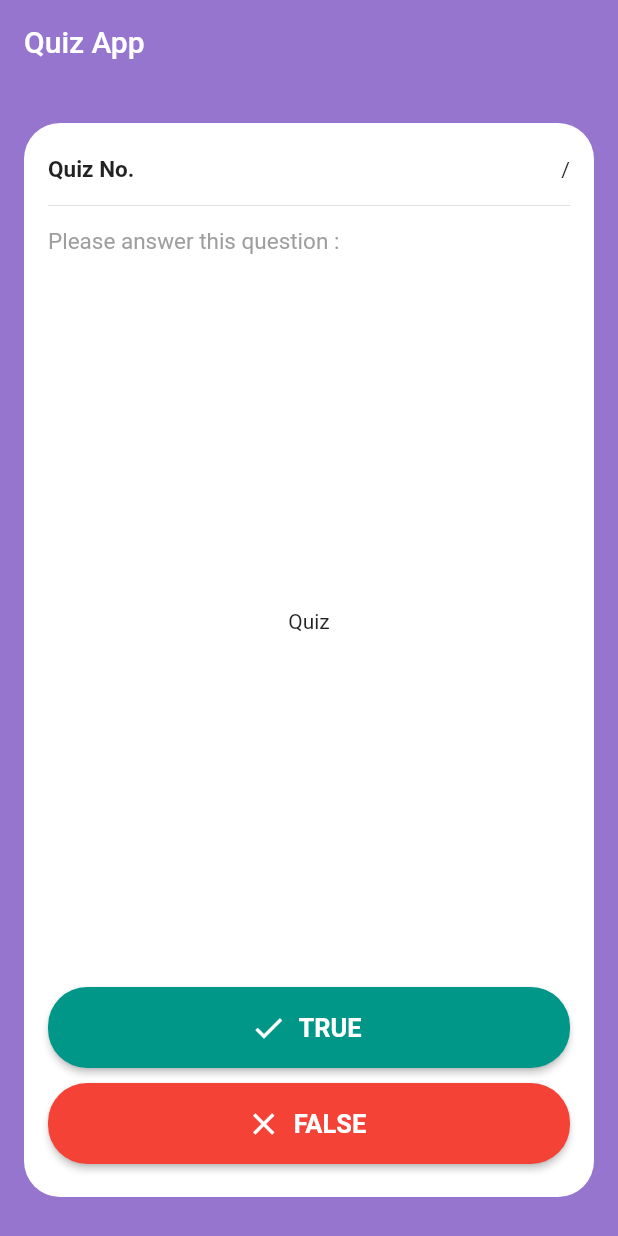
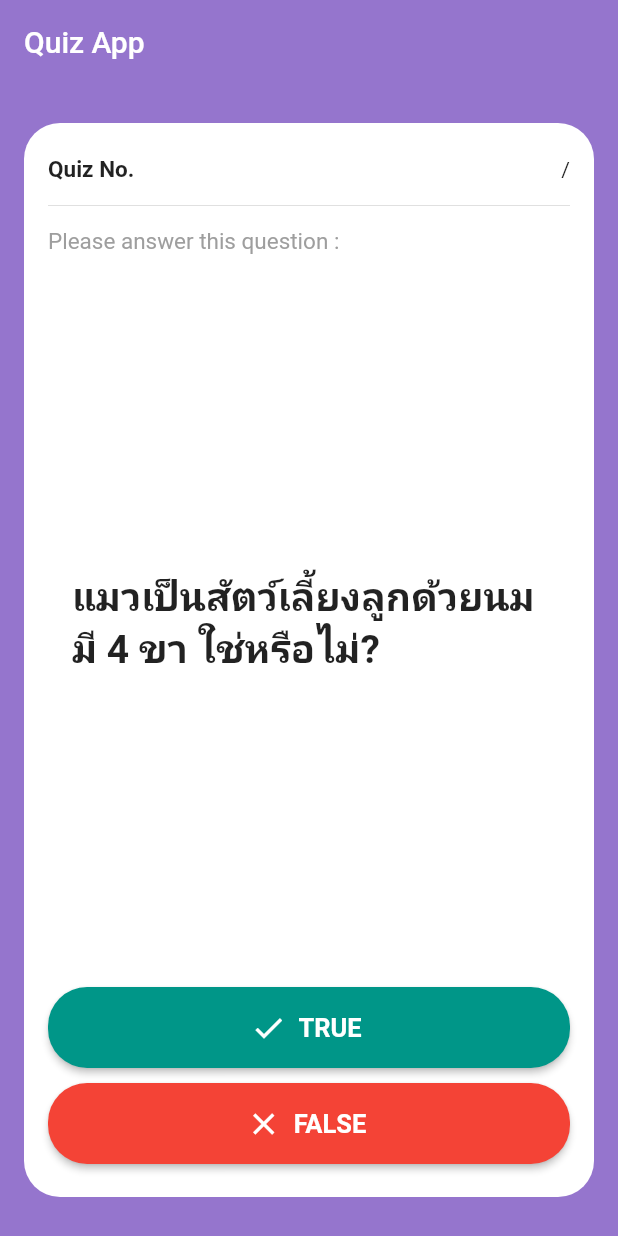
Before and after one commit to lunaticSKE12/flutter-quiz-app, a Flutter app: the screen it shows after launch, on a phone screen of 412 x 824 dp. Run offline on Flutter 3.47's test engine with Material 2 defaults, Android fonts, the phone set to English and light mode, and no system bars; missing offline and left inert: dart:ffi.

Commit message:
Show question

```diff
--- a/lib/main.dart
+++ b/lib/main.dart
@@ -34,6 +34,18 @@ class Home extends StatefulWidget {
 }
 
 class _HomeState extends State<Home> {
+  Map<int, Map<String, dynamic>> quizLists = {
+    1: {"q": "แมวเป็นสัตว์เลี้ยงลูกด้วยนม มี 4 ขา ใช่หรือไม่?", "a": true},
+    2: {
+      "q": "ดาวเคราะห์ที่อยู่ใกล้ดวงอาทิตย์ที่สุดคือดาวเสาร์ ใช่หรือไม่?",
+      "a": false
+    },
+    3: {
+      "q": "Unicorn เป็นสัตว์ท้องถิ่นของประเทศ Scotland ใช่หรือไม่?",
+      "a": true
+    },
+  };
+
   @override
   Widget build(BuildContext context) {
     return Container(
@@ -76,7 +88,11 @@ class _HomeState extends State<Home> {
               Container(
                 padding: EdgeInsets.symmetric(horizontal: 16),
                 child: Text(
-                  'Quiz',
+                  '${quizLists[1]!["q"]}',
+                  style: TextStyle(
+                    fontSize: 26,
+                    fontWeight: FontWeight.bold,
+                  ),
                 ),
               ),
               Column(
```
